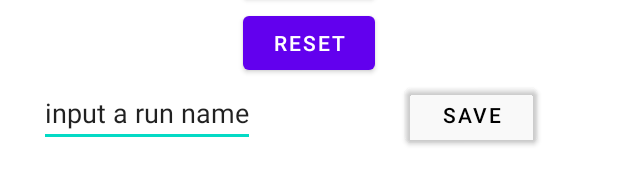
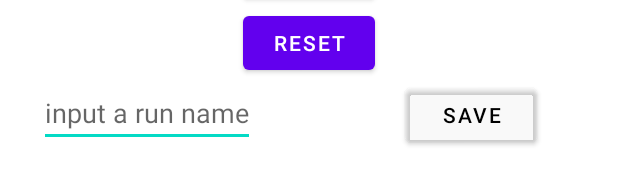
Before and after one commit to coffeeAndTeaa/otm, an Android app: the layout activity_run.xml on its own in the app's theme, with its tools: preview values and no code run, on a phone screen of 412 x 824 dp. Shown: the part 570-755 px from the top of the screen. Run offline under Robolectric (Android 15) with nearby library versions, the phone set to English and light mode, and no system bars.

```diff
--- a/app/src/main/java/com/jingyu/otm/activity/RunActivity.java
+++ b/app/src/main/java/com/jingyu/otm/activity/RunActivity.java
@@ -8,6 +8,7 @@ import android.hardware.SensorEventListener;
 import android.hardware.SensorManager;
 import android.os.Bundle;
 import android.os.Handler;
+import android.util.Log;
 import android.view.View;
 import android.widget.TextView;
 import android.widget.Toast;
@@ -25,6 +26,7 @@ public class RunActivity extends AppCompatActivity  {
     private Integer steps = 0;
     private boolean running;
     RunRepository repo;
+    private static final String TAG = "RunActivity";
 
     @Override
     protected void onCreate(Bundle savedInstanceState) {
@@ -69,10 +71,11 @@ public class RunActivity extends AppCompatActivity  {
                 Bundle extras = getIntent().getExtras();
                 Long userId = extras.getLong("userId");
                 String input = binding.runName.getText().toString();
-                if (input == null) {
+                if (input.isEmpty()) {
                     Toast.makeText(getApplicationContext(), "you need to give a run name", Toast.LENGTH_SHORT).show();
                 } else {
                     Run run = new Run(userId, "this is a test run", seconds, steps);
+                    Log.d(TAG, "onClick: "+ run.runName);
                     repo.insertRun(run);
                     finish();
                 }
--- a/app/src/main/java/com/jingyu/otm/repository/RunRepository.java
+++ b/app/src/main/java/com/jingyu/otm/repository/RunRepository.java
@@ -48,7 +48,7 @@ public class RunRepository {
 
 
     public void insertRun(Run run) {
-        new InsertRunAsyncTask(dataBase.runDao()).execute();
+        new InsertRunAsyncTask(dataBase.runDao()).execute(run);
     }
 
     private static class InsertRunAsyncTask extends AsyncTask<Run, Void, Void> {
--- a/app/src/main/res/layout/activity_run.xml
+++ b/app/src/main/res/layout/activity_run.xml
@@ -95,7 +95,7 @@
             android:layout_width="wrap_content"
             android:layout_height="wrap_content"
             android:layout_marginStart="10dp"
-            android:text="input a run name"
+            android:hint="input a run name"
             />
 
         <Button
```
